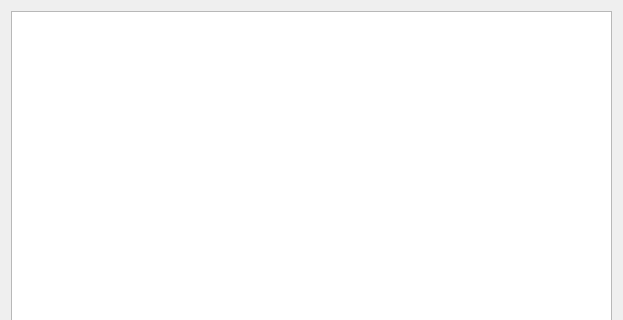
talitintti/Gridlink, file albumview.ui: the form before one commit; both pictures show x 0 to 623 and y 0 to 320 of the 623 by 566 pixel window.
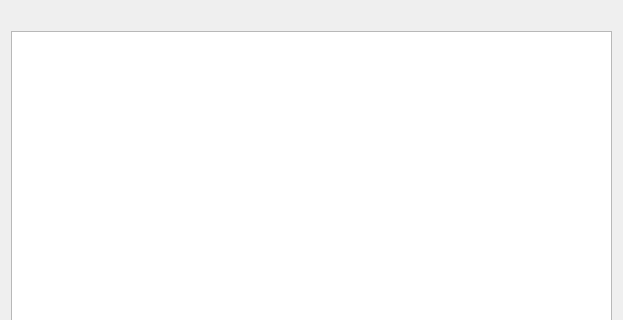
The form after the commit.

Commit message: added label for album picture

```diff
--- a/albumview.ui
+++ b/albumview.ui
@@ -14,6 +14,17 @@
    <string>Form</string>
   </property>
   <layout class="QVBoxLayout" name="verticalLayout">
+   <item>
+    <layout class="QHBoxLayout" name="horizontalLayout">
+     <item>
+      <widget class="QLabel" name="label_album_pic">
+       <property name="text">
+        <string/>
+       </property>
+      </widget>
+     </item>
+    </layout>
+   </item>
    <item>
     <widget class="QTableView" name="tableView"/>
    </item>
```
The commit also changes 1 other file.
